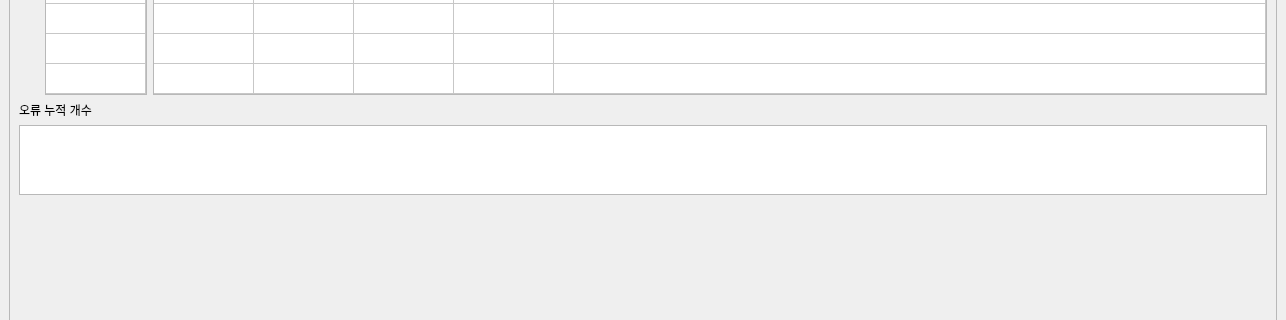
Above: Ui/save_main_ui.ui from skuley/SalimUI before the change; both pictures show x 0 to 1286 and y 176 to 496 of the 1286 by 688 pixel window. Below: the same form after it.
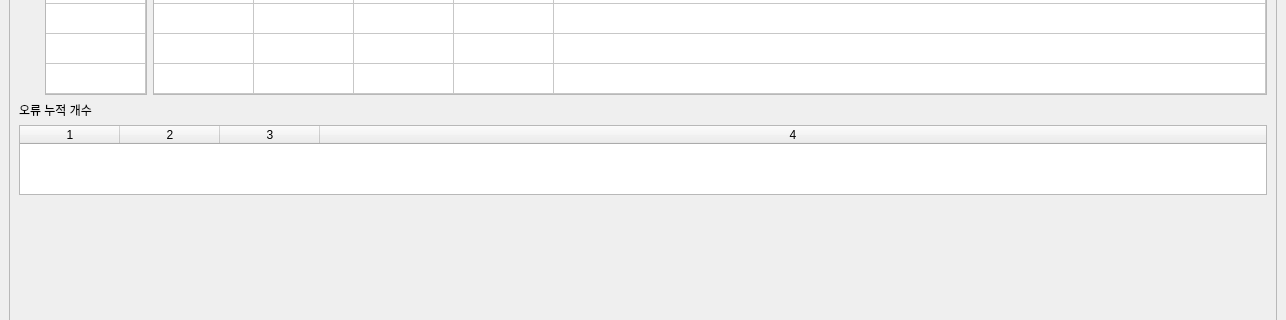
That is the form after the change.

```diff
--- a/Ui/save_main_ui.ui
+++ b/Ui/save_main_ui.ui
@@ -126,70 +126,30 @@
              <set>QAbstractItemView::NoEditTriggers</set>
             </property>
             <property name="wordWrap">
-             <bool>false</bool>
+             <bool>true</bool>
             </property>
-            <attribute name="horizontalHeaderVisible">
-             <bool>false</bool>
-            </attribute>
+            <property name="rowCount">
+             <number>0</number>
+            </property>
+            <property name="columnCount">
+             <number>4</number>
+            </property>
             <attribute name="horizontalHeaderHighlightSections">
              <bool>false</bool>
             </attribute>
+            <attribute name="horizontalHeaderStretchLastSection">
+             <bool>true</bool>
+            </attribute>
             <attribute name="verticalHeaderVisible">
              <bool>false</bool>
             </attribute>
             <attribute name="verticalHeaderHighlightSections">
              <bool>false</bool>
             </attribute>
-            <column>
-             <property name="text">
-              <string>제품패턴</string>
-             </property>
-             <property name="font">
-              <font>
-               <pointsize>20</pointsize>
-              </font>
-             </property>
-            </column>
-            <column>
-             <property name="text">
-              <string>위험수위</string>
-             </property>
-             <property name="font">
-              <font>
-               <pointsize>20</pointsize>
-              </font>
-             </property>
-            </column>
-            <column>
-             <property name="text">
-              <string>누적불합격</string>
-             </property>
-             <property name="font">
-              <font>
-               <pointsize>20</pointsize>
-              </font>
-             </property>
-            </column>
-            <column>
-             <property name="text">
-              <string>연속유보</string>
-             </property>
-             <property name="font">
-              <font>
-               <pointsize>20</pointsize>
-              </font>
-             </property>
-            </column>
-            <column>
-             <property name="text">
-              <string>총인식수</string>
-             </property>
-             <property name="font">
-              <font>
-               <pointsize>20</pointsize>
-              </font>
-             </property>
-            </column>
+            <column/>
+            <column/>
+            <column/>
+            <column/>
            </widget>
           </item>
          </layout>
```
